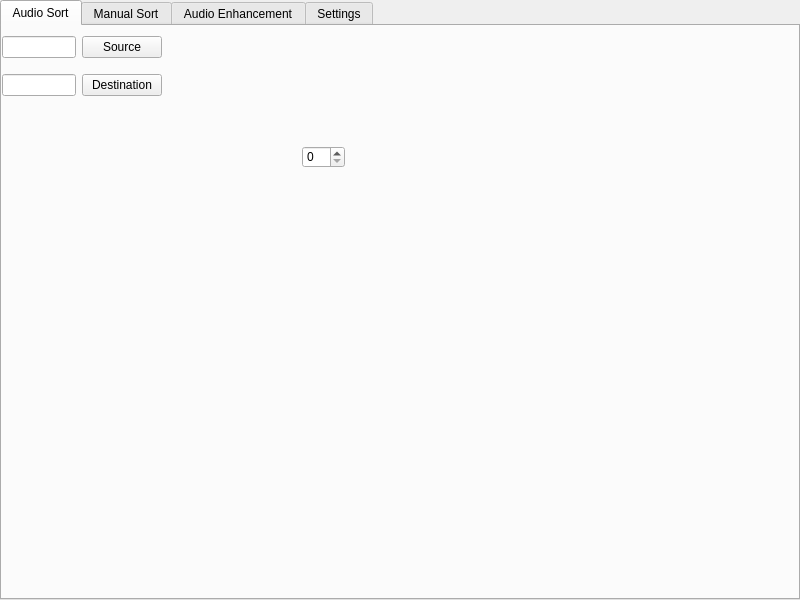
Qt form main.ui (u9328009/ASAP) before a commit.
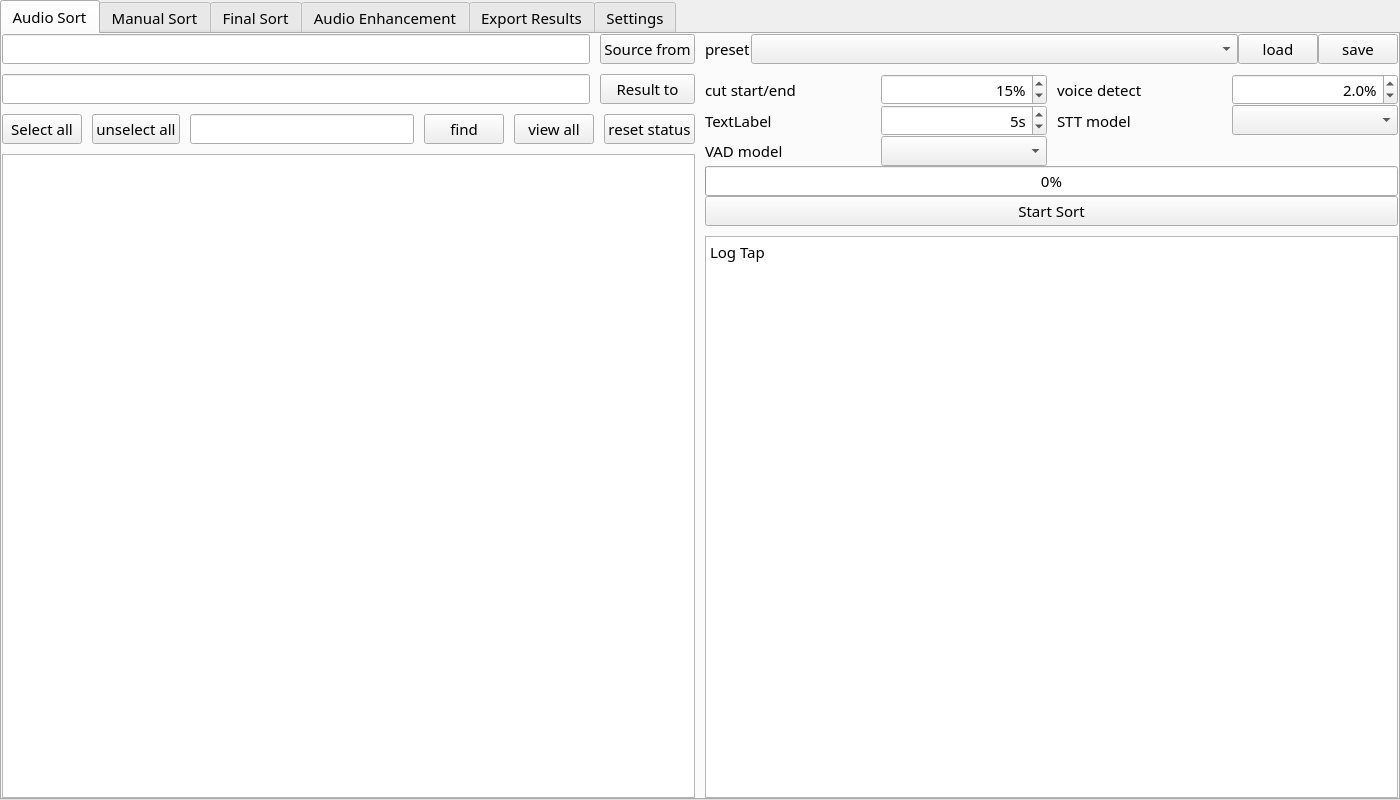
The same form after that commit.

Commit message: vad work rometone detect work

```diff
--- a/main.ui
+++ b/main.ui
@@ -6,12 +6,12 @@
    <rect>
     <x>0</x>
     <y>0</y>
-    <width>800</width>
-    <height>600</height>
+    <width>1400</width>
+    <height>800</height>
    </rect>
   </property>
   <property name="sizePolicy">
-   <sizepolicy hsizetype="Maximum" vsizetype="Maximum">
+   <sizepolicy hsizetype="Expanding" vsizetype="Expanding">
     <horstretch>0</horstretch>
     <verstretch>0</verstretch>
    </sizepolicy>
@@ -20,84 +20,403 @@
    <string>MainWindow</string>
   </property>
   <widget class="QWidget" name="centralwidget">
-   <widget class="QTabWidget" name="tabWidget">
-    <property name="enabled">
-     <bool>true</bool>
+   <property name="sizePolicy">
+    <sizepolicy hsizetype="Expanding" vsizetype="Expanding">
+     <horstretch>0</horstretch>
+     <verstretch>0</verstretch>
+    </sizepolicy>
+   </property>
+   <property name="autoFillBackground">
+    <bool>true</bool>
+   </property>
+   <layout class="QGridLayout" name="gridLayout_2">
+    <property name="leftMargin">
+     <number>0</number>
     </property>
-    <property name="geometry">
-     <rect>
-      <x>0</x>
-      <y>0</y>
-      <width>800</width>
-      <height>600</height>
-     </rect>
+    <property name="topMargin">
+     <number>0</number>
     </property>
-    <property name="currentIndex">
+    <property name="rightMargin">
      <number>0</number>
     </property>
-    <widget class="QWidget" name="actionAudio_sort">
-     <attribute name="title">
-      <string>Audio Sort</string>
-     </attribute>
-     <widget class="QSpinBox" name="spinBox">
-      <property name="geometry">
-       <rect>
-        <x>300</x>
-        <y>120</y>
-        <width>43</width>
-        <height>22</height>
-       </rect>
+    <property name="bottomMargin">
+     <number>0</number>
+    </property>
+    <item row="0" column="0">
+     <widget class="QTabWidget" name="tabWidget">
+      <property name="enabled">
+       <bool>true</bool>
       </property>
-     </widget>
-     <widget class="QWidget" name="gridLayoutWidget">
-      <property name="geometry">
-       <rect>
-        <x>0</x>
-        <y>0</y>
-        <width>160</width>
-        <height>80</height>
-       </rect>
+      <property name="font">
+       <font>
+        <family>Pretendard Medium</family>
+        <pointsize>11</pointsize>
+       </font>
       </property>
-      <layout class="QGridLayout" name="gridLayout">
-       <item row="0" column="0">
-        <widget class="QLineEdit" name="txt_src"/>
-       </item>
-       <item row="0" column="1">
-        <widget class="QPushButton" name="btn_src">
-         <property name="text">
-          <string>Source</string>
-         </property>
-        </widget>
-       </item>
-       <item row="1" column="0">
-        <widget class="QLineEdit" name="txt_dst"/>
-       </item>
-       <item row="1" column="1">
-        <widget class="QPushButton" name="btn_dst">
-         <property name="text">
-          <string>Destination</string>
-         </property>
-        </widget>
-       </item>
-      </layout>
+      <property name="autoFillBackground">
+       <bool>true</bool>
+      </property>
+      <property name="currentIndex">
+       <number>0</number>
+      </property>
+      <widget class="QWidget" name="Audiosort">
+       <attribute name="title">
+        <string>Audio Sort</string>
+       </attribute>
+       <layout class="QHBoxLayout" name="horizontalLayout_2">
+        <property name="spacing">
+         <number>10</number>
+        </property>
+        <property name="sizeConstraint">
+         <enum>QLayout::SetDefaultConstraint</enum>
+        </property>
+        <property name="leftMargin">
+         <number>0</number>
+        </property>
+        <property name="topMargin">
+         <number>0</number>
+        </property>
+        <property name="rightMargin">
+         <number>0</number>
+        </property>
+        <property name="bottomMargin">
+         <number>0</number>
+        </property>
+        <item>
+         <layout class="QGridLayout" name="gridLayout">
+          <item row="0" column="0">
+           <widget class="QLineEdit" name="txt_src"/>
+          </item>
+          <item row="1" column="0">
+           <widget class="QLineEdit" name="txt_dst"/>
+          </item>
+          <item row="0" column="1">
+           <widget class="QPushButton" name="btn_src">
+            <property name="text">
+             <string>Source from</string>
+            </property>
+           </widget>
+          </item>
+          <item row="1" column="1">
+           <widget class="QPushButton" name="btn_dst">
+            <property name="text">
+             <string>Result to</string>
+            </property>
+           </widget>
+          </item>
+          <item row="2" column="0" colspan="2">
+           <layout class="QHBoxLayout" name="horizontalLayout">
+            <item>
+             <widget class="QPushButton" name="btn_Selall">
+              <property name="text">
+               <string>Select all</string>
+              </property>
+             </widget>
+            </item>
+            <item>
+             <widget class="QPushButton" name="btn_Unselall">
+              <property name="text">
+               <string>unselect all</string>
+              </property>
+             </widget>
+            </item>
+            <item>
+             <widget class="QLineEdit" name="txt_find"/>
+            </item>
+            <item>
+             <widget class="QPushButton" name="btn_find">
+              <property name="text">
+               <string>find</string>
+              </property>
+             </widget>
+            </item>
+            <item>
+             <widget class="QPushButton" name="btn_viewall">
+              <property name="text">
+               <string>view all</string>
+              </property>
+             </widget>
+            </item>
+            <item>
+             <widget class="QPushButton" name="btn_Resetstat">
+              <property name="text">
+               <string>reset status</string>
+              </property>
+             </widget>
+            </item>
+           </layout>
+          </item>
+          <item row="4" column="0" colspan="2">
+           <widget class="QTreeView" name="TreeViewFiles">
+            <property name="sizeAdjustPolicy">
+             <enum>QAbstractScrollArea::AdjustToContents</enum>
+            </property>
+            <property name="allColumnsShowFocus">
+             <bool>false</bool>
+            </property>
+           </widget>
+          </item>
+         </layout>
+        </item>
+        <item>
+         <layout class="QVBoxLayout" name="verticalLayout">
+          <item>
+           <layout class="QHBoxLayout" name="horizontalLayout_4">
+            <property name="spacing">
+             <number>0</number>
+            </property>
+            <item>
+             <widget class="QLabel" name="label_3">
+              <property name="text">
+               <string>preset</string>
+              </property>
+             </widget>
+            </item>
+            <item>
+             <widget class="QComboBox" name="comboBox_4">
+              <property name="sizePolicy">
+               <sizepolicy hsizetype="MinimumExpanding" vsizetype="Fixed">
+                <horstretch>0</horstretch>
+                <verstretch>0</verstretch>
+               </sizepolicy>
+              </property>
+             </widget>
+            </item>
+            <item>
+             <widget class="QPushButton" name="pushButton_2">
+              <property name="text">
+               <string>load</string>
+              </property>
+             </widget>
+            </item>
+            <item>
+             <widget class="QPushButton" name="pushButton">
+              <property name="text">
+               <string>save</string>
+              </property>
+             </widget>
+            </item>
+           </layout>
+          </item>
+          <item>
+           <layout class="QGridLayout" name="gridLayout_3">
+            <property name="horizontalSpacing">
+             <number>10</number>
+            </property>
+            <property name="verticalSpacing">
+             <number>0</number>
+            </property>
+            <item row="2" column="0">
+             <widget class="QLabel" name="label_4">
+              <property name="text">
+               <string>TextLabel</string>
+              </property>
+             </widget>
+            </item>
+            <item row="3" column="0">
+             <widget class="QLabel" name="label">
+              <property name="text">
+               <string>VAD model</string>
+              </property>
+             </widget>
+            </item>
+            <item row="3" column="1">
+             <widget class="QComboBox" name="combo_vad"/>
+            </item>
+            <item row="2" column="3">
+             <widget class="QComboBox" name="combo_stt"/>
+            </item>
+            <item row="8" column="0" colspan="4">
+             <widget class="QProgressBar" name="AudioSortProgress">
+              <property name="value">
+               <number>0</number>
+              </property>
+             </widget>
+            </item>
+            <item row="1" column="1">
+             <widget class="QSpinBox" name="spin_TrimSort">
+              <property name="layoutDirection">
+               <enum>Qt::LeftToRight</enum>
+              </property>
+              <property name="alignment">
+               <set>Qt::AlignRight|Qt::AlignTrailing|Qt::AlignVCenter</set>
+              </property>
+              <property name="accelerated">
+               <bool>false</bool>
+              </property>
+              <property name="suffix">
+               <string>%</string>
+              </property>
+              <property name="prefix">
+               <string/>
+              </property>
+              <property name="maximum">
+               <number>49</number>
+              </property>
+              <property name="value">
+               <number>15</number>
+              </property>
+             </widget>
+            </item>
+            <item row="1" column="0">
+             <widget class="QLabel" name="CutStartEnd">
+              <property name="toolTip">
+               <string>trim start/end </string>
+              </property>
+              <property name="toolTipDuration">
+               <number>1</number>
+              </property>
+              <property name="text">
+               <string>cut start/end</string>
+              </property>
+             </widget>
+            </item>
+            <item row="1" column="2">
+             <widget class="QLabel" name="VoiceDetect">
+              <property name="text">
+               <string>voice detect</string>
+              </property>
+             </widget>
+            </item>
+            <item row="1" column="3">
+             <widget class="QDoubleSpinBox" name="doublespin_VocDect">
+              <property name="alignment">
+               <set>Qt::AlignRight|Qt::AlignTrailing|Qt::AlignVCenter</set>
+              </property>
+              <property name="prefix">
+               <string/>
+              </property>
+              <property name="suffix">
+               <string>%</string>
+              </property>
+              <property name="decimals">
+               <number>1</number>
+              </property>
+              <property name="maximum">
+               <double>80.000000000000000</double>
+              </property>
+              <property name="singleStep">
+               <double>0.100000000000000</double>
+              </property>
+              <property name="value">
+               <double>2.000000000000000</double>
+              </property>
+             </widget>
+            </item>
+            <item row="9" column="0" colspan="4">
+             <widget class="QPushButton" name="AudioSortStart">
+              <property name="text">
+               <string>Start Sort</string>
+              </property>
+             </widget>
+            </item>
+            <item row="2" column="2">
+             <widget class="QLabel" name="label_2">
+              <property name="text">
+               <string>STT model</string>
+              </property>
+             </widget>
+            </item>
+            <item row="2" column="1">
+             <widget class="QSpinBox" name="spin_minsort">
+              <property name="alignment">
+               <set>Qt::AlignRight|Qt::AlignTrailing|Qt::AlignVCenter</set>
+              </property>
+              <property name="suffix">
+               <string>s</string>
+              </property>
+              <property name="prefix">
+               <string/>
+              </property>
+              <property name="maximum">
+               <number>60</number>
+              </property>
+              <property name="value">
+               <number>5</number>
+              </property>
+             </widget>
+            </item>
+           </layout>
+          </item>
+          <item>
+           <layout class="QGridLayout" name="gridLayout_4">
+            <item row="0" column="0">
+             <widget class="QPlainTextEdit" name="audiosortLog">
+              <property name="readOnly">
+               <bool>true</bool>
+              </property>
+              <property name="plainText">
+               <string>Log Tap
+</string>
+              </property>
+              <property name="centerOnScroll">
+               <bool>false</bool>
+              </property>
+             </widget>
+            </item>
+           </layout>
+          </item>
+         </layout>
+        </item>
+       </layout>
+      </widget>
+      <widget class="QWidget" name="ManSort">
+       <attribute name="title">
+        <string>Manual Sort</string>
+       </attribute>
+      </widget>
+      <widget class="QWidget" name="FinSort">
+       <attribute name="title">
+        <string>Final Sort</string>
+       </attribute>
+      </widget>
+      <widget class="QWidget" name="AudioEnt">
+       <attribute name="title">
+        <string>Audio Enhancement</string>
+       </attribute>
+      </widget>
+      <widget class="QWidget" name="ExpRes">
+       <attribute name="title">
+        <string>Export Results</string>
+       </attribute>
+      </widget>
+      <widget class="QWidget" name="Setting">
+       <attribute name="title">
+        <string>Settings</string>
+       </attribute>
+       <widget class="QWidget" name="gridLayoutWidget">
+        <property name="geometry">
+         <rect>
+          <x>-1</x>
+          <y>-1</y>
+          <width>1401</width>
+          <height>771</height>
+         </rect>
+        </property>
+        <layout class="QGridLayout" name="gridLayout_5">
+         <item row="0" column="0">
+          <widget class="QTabWidget" name="tabWidget_2">
+           <property name="currentIndex">
+            <number>0</number>
+           </property>
+           <widget class="QWidget" name="FileSet">
+            <attribute name="title">
+             <string>Tab 1</string>
+            </attribute>
+           </widget>
+           <widget class="QWidget" name="tab_2">
+            <attribute name="title">
+             <string>Tab 2</string>
+            </attribute>
+           </widget>
+          </widget>
+         </item>
+        </layout>
+       </widget>
+      </widget>
      </widget>
-    </widget>
-    <widget class="QWidget" name="actionManual_Sort">
-     <attribute name="title">
-      <string>Manual Sort</string>
-     </attribute>
-    </widget>
-    <widget class="QWidget" name="actionAudio_Enhancement">
-     <attribute name="title">
-      <string>Audio Enhancement</string>
-     </attribute>
-    </widget>
-    <widget class="QWidget" name="actionSetting">
-     <attribute name="title">
-      <string>Settings</string>
-     </attribute>
-    </widget>
-   </widget>
+    </item>
+   </layout>
   </widget>
  </widget>
  <resources/>
```
The commit also changes 2 other files.
